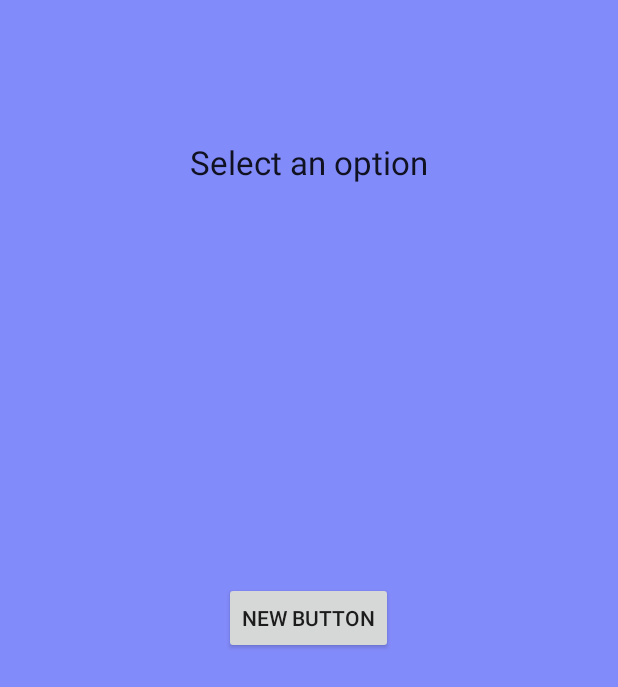
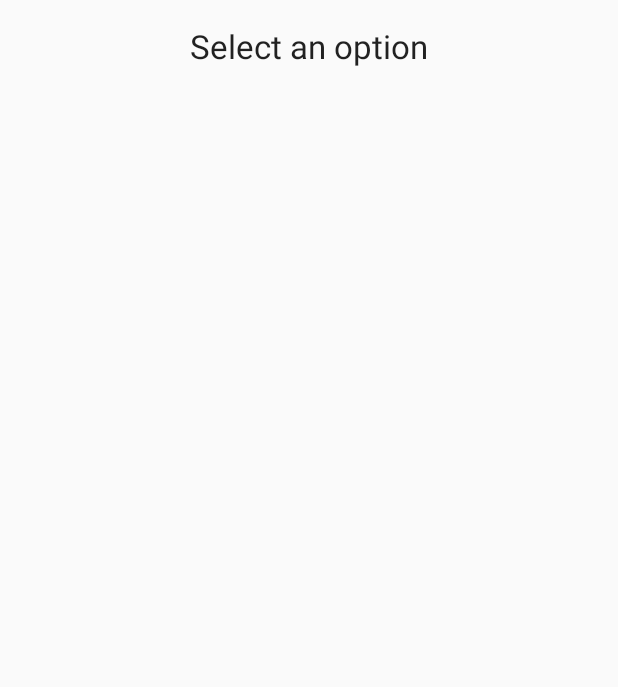
Before and after one commit to Zuljka/CodersNotebook, an Android app: the screen it shows after launch (MainActivity before the commit, menu_screen_01 after it), after a tap on "NEW BUTTON", on a phone screen of 412 x 824 dp. Shown: the top 687 px of the screen. Run offline under Robolectric (Android 15) with nearby library versions, the phone set to English and light mode, and no system bars.

Commit message:
added button. Button opens a new activity

```diff
--- a/app/src/main/AndroidManifest.xml
+++ b/app/src/main/AndroidManifest.xml
@@ -18,6 +18,9 @@
                 <category android:name="android.intent.category.LAUNCHER" />
             </intent-filter>
         </activity>
+        <activity
+            android:name=".menu_screen_01"
+            android:label="@string/title_activity_menu_screen_01"></activity>
     </application>
 
 </manifest>
--- a/app/src/main/java/com/mycompany/codersnotebook/MainActivity.java
+++ b/app/src/main/java/com/mycompany/codersnotebook/MainActivity.java
@@ -17,14 +17,15 @@ public class MainActivity extends AppCompatActivity {
     protected void onCreate(Bundle savedInstanceState) {
         super.onCreate(savedInstanceState);
         setContentView(R.layout.activity_main);
-        Toolbar toolbar = (Toolbar) findViewById(R.id.toolbar);
-        setSupportActionBar(toolbar);
+        //Toolbar toolbar = (Toolbar) findViewById(R.id.toolbar);
+        //setSupportActionBar(toolbar);
 
         Button button = (Button) findViewById(R.id.button);
         button.setOnClickListener(new View.OnClickListener() {
             @Override
             public void onClick(View v) {
-
+                Intent intent = new Intent(v.getContext(), menu_screen_01.class);
+                startActivityForResult(intent, 0);
             }
         });
     }
--- /dev/null
+++ b/app/src/main/java/com/mycompany/codersnotebook/menu_screen_01.java
@@ -0,0 +1,14 @@
+package com.mycompany.codersnotebook;
+
+import android.os.Bundle;
+import android.app.Activity;
+
+public class menu_screen_01 extends Activity {
+
+    @Override
+    protected void onCreate(Bundle savedInstanceState) {
+        super.onCreate(savedInstanceState);
+        setContentView(R.layout.activity_menu_screen_01);
+    }
+
+}
--- /dev/null
+++ b/app/src/main/res/layout/activity_menu_screen_01.xml
@@ -0,0 +1,20 @@
+<?xml version="1.0" encoding="utf-8"?>
+<RelativeLayout xmlns:android="http://schemas.android.com/apk/res/android"
+    xmlns:tools="http://schemas.android.com/tools"
+    android:layout_width="match_parent"
+    android:layout_height="match_parent"
+    android:paddingBottom="@dimen/activity_vertical_margin"
+    android:paddingLeft="@dimen/activity_horizontal_margin"
+    android:paddingRight="@dimen/activity_horizontal_margin"
+    android:paddingTop="@dimen/activity_vertical_margin"
+    tools:context="com.mycompany.codersnotebook.menu_screen_01">
+
+    <TextView
+        android:layout_width="wrap_content"
+        android:layout_height="wrap_content"
+        android:textAppearance="?android:attr/textAppearanceLarge"
+        android:text="Select an option"
+        android:id="@+id/textView"
+        android:layout_alignParentTop="true"
+        android:layout_centerHorizontal="true" />
+</RelativeLayout>
--- a/app/src/main/res/values/strings.xml
+++ b/app/src/main/res/values/strings.xml
@@ -1,4 +1,5 @@
 <resources>
     <string name="app_name">CodersNotebook</string>
     <string name="action_settings">Settings</string>
+    <string name="title_activity_menu_screen_01">menu_screen_01</string>
 </resources>
```
